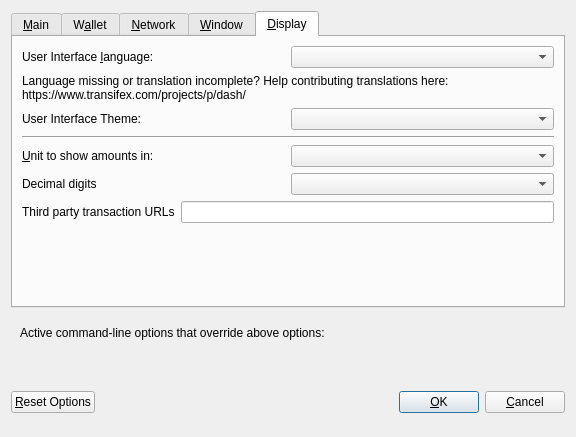
Before: the Qt Designer form src/qt/forms/optionsdialog.ui in puzcoin/puzcoin, drawn with Qt 5.
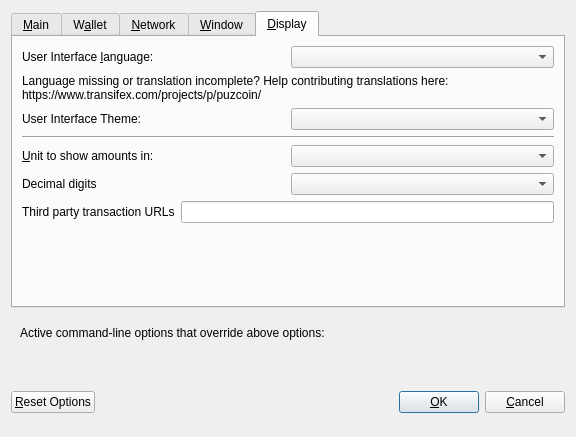
After: the same form once the commit is applied. The open tabs and pages were chosen to show the change. Custom widgets are drawn as their Qt base class.

Diff of the .ui file:
```diff
--- a/src/qt/forms/optionsdialog.ui
+++ b/src/qt/forms/optionsdialog.ui
@@ -693,7 +693,7 @@
          </property>
          <property name="text">
           <string>Language missing or translation incomplete? Help contributing translations here:
-https://www.transifex.com/projects/p/dash/</string>
+https://www.transifex.com/projects/p/puzcoin/</string>
          </property>
          <property name="wordWrap">
           <bool>true</bool>
```
